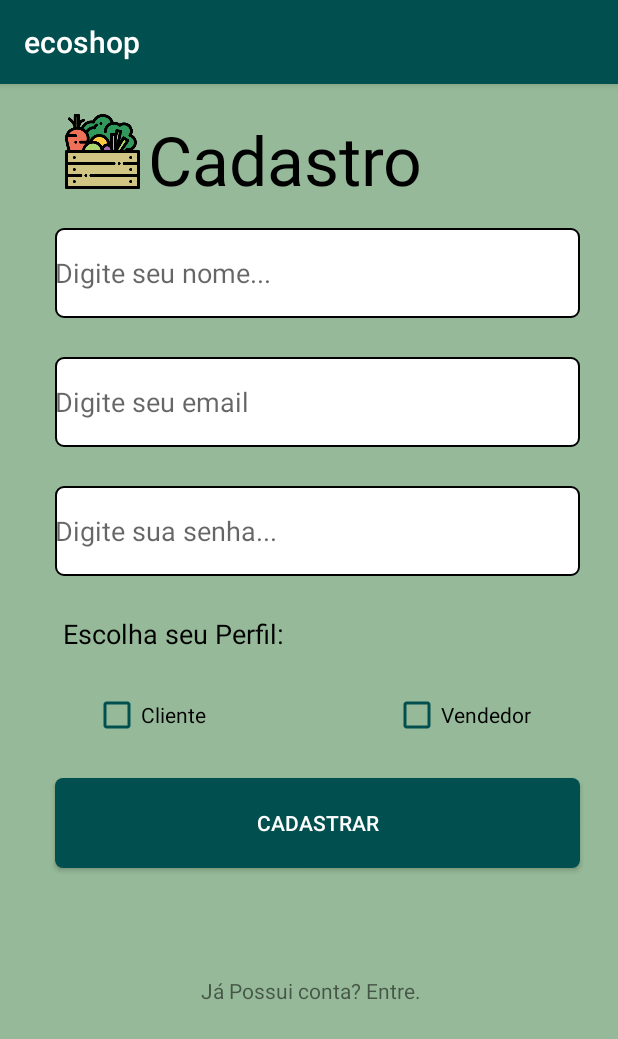
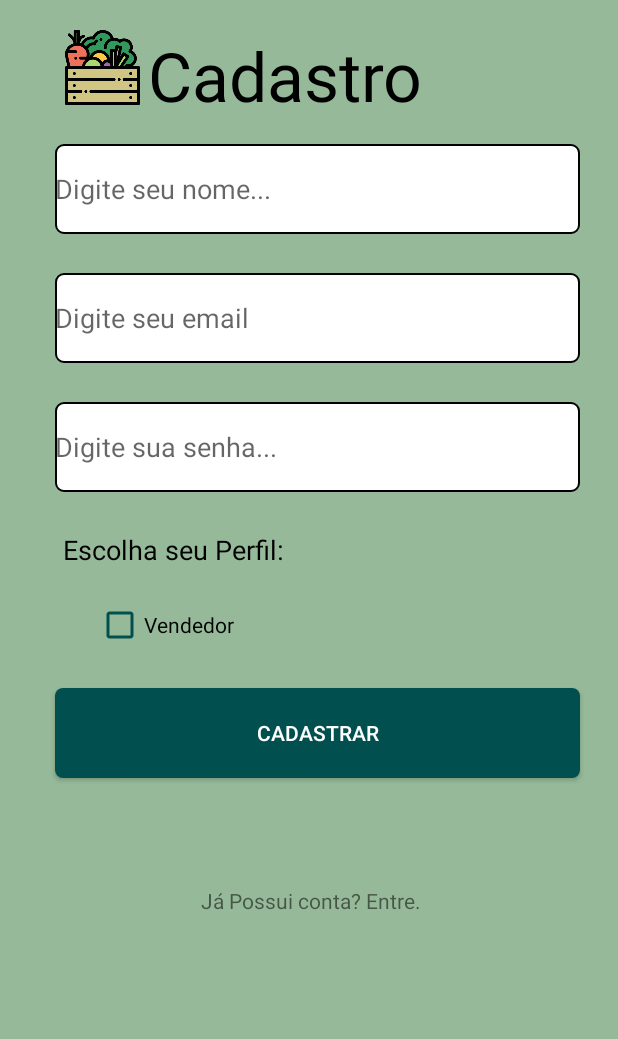
Before and after one commit to Gabs19/ecoshop, an Android app: the screen it shows after launch (SignUp), after a tap on "Não possui conta? Cadastre-se aqui.", on a phone screen of 412 x 824 dp. Shown: the top 1039 px of the screen. Run offline under Robolectric (Android 15) with nearby library versions, the phone set to English and light mode, and no system bars; our stand-ins replace Firebase (no records; nobody signed in at launch, a user with empty details on screens opened directly).

```diff
--- a/app/build.gradle
+++ b/app/build.gradle
@@ -34,12 +34,13 @@ dependencies {
     implementation 'com.android.support:appcompat-v7:28.0.0'
     implementation 'com.android.support:design:28.0.0'
     implementation 'androidx.appcompat:appcompat:1.1.0'
+    implementation 'org.jetbrains:annotations:15.0'
     testImplementation 'junit:junit:4.+'
     androidTestImplementation 'androidx.test.ext:junit:1.1.2'
     androidTestImplementation 'androidx.test.espresso:espresso-core:3.3.0'
     implementation platform('com.google.firebase:firebase-bom:28.1.0')
     implementation 'com.google.firebase:firebase-analytics'
-
-    compile('com.google.firebase:firebase-database:20.0.0')
+    implementation 'com.google.firebase:firebase-auth'
+    implementation 'com.google.firebase:firebase-database'
 
 }
--- /dev/null
+++ b/app/src/main/java/com/example/ecoshop/authentication/Conection.java
@@ -0,0 +1,49 @@
+package com.example.ecoshop.authentication;
+
+import androidx.annotation.NonNull;
+
+import com.google.firebase.auth.FirebaseAuth;
+import com.google.firebase.auth.FirebaseUser;
+
+import org.jetbrains.annotations.NotNull;
+
+public class Conection {
+
+    private static FirebaseAuth firebaseAuth;
+    private static FirebaseAuth.AuthStateListener authStateListener;
+    private static FirebaseUser firebaseUser;
+
+    private Conection () {
+
+    }
+
+    public static FirebaseAuth getFirebaseAuth(){
+        if (firebaseAuth == null) {
+            inicializarFirebaseAuth();
+        }
+        return firebaseAuth;
+    }
+
+    private static void inicializarFirebaseAuth() {
+        firebaseAuth = FirebaseAuth.getInstance();
+        authStateListener = new FirebaseAuth.AuthStateListener() {
+            @Override
+            public void onAuthStateChanged(@NonNull @NotNull FirebaseAuth firebaseAuth) {
+                FirebaseUser user = firebaseAuth.getCurrentUser();
+                if (user != null) {
+                    firebaseUser = user;
+                }
+            }
+        };
+        firebaseAuth.addAuthStateListener(authStateListener);
+    }
+
+    public static FirebaseUser getFirebaseUser(){
+        return firebaseUser;
+    }
+
+    public static void logOut() {
+        firebaseAuth.signOut();
+    }
+
+}
--- /dev/null
+++ b/app/src/main/java/com/example/ecoshop/model/Company.java
@@ -0,0 +1,4 @@
+package com.example.ecoshop.model;
+
+public class Company {
+}
--- a/app/src/main/res/layout/activity_sing_up.xml
+++ b/app/src/main/res/layout/activity_sing_up.xml
@@ -94,19 +94,6 @@
         android:text="Escolha seu Perfil:"
         android:textColor="@color/black"/>
 
-    <CheckBox
-        android:id="@+id/cliente"
-        android:layout_width="100dp"
-        android:layout_height="wrap_content"
-        android:layout_below="@+id/textView3"
-        android:layout_marginTop="26dp"
-        android:layout_marginEnd="100dp"
-        android:layout_marginRight="100dp"
-        android:layout_toStartOf="@+id/vendedor"
-        android:layout_toLeftOf="@+id/vendedor"
-        android:buttonTint="@color/dark_green"
-        android:checked="false"
-        android:text="Cliente" />
 
     <CheckBox
         android:id="@+id/vendedor"
@@ -115,13 +102,12 @@
         android:layout_below="@+id/textView3"
         android:layout_alignParentEnd="true"
         android:layout_alignParentRight="true"
-        android:layout_marginTop="26dp"
-        android:layout_marginEnd="50dp"
-        android:layout_marginRight="50dp"
+        android:layout_marginTop="22dp"
+        android:layout_marginEnd="248dp"
+        android:layout_marginRight="248dp"
         android:buttonTint="@color/dark_green"
         android:checked="false"
         android:text="Vendedor" />
-
 
     <Button
         android:id="@+id/cadastrar"
--- a/app/src/main/res/values/themes.xml
+++ b/app/src/main/res/values/themes.xml
@@ -1,6 +1,6 @@
 <resources xmlns:tools="http://schemas.android.com/tools">
     <!-- Base application theme. -->
-    <style name="Theme.Ecoshop" parent="Theme.AppCompat.Light.DarkActionBar">
+    <style name="Theme.Ecoshop" parent="Theme.AppCompat.Light.NoActionBar">
         <!-- Primary brand color. -->
         <item name="colorPrimary">@color/dark_green</item>
         <item name="colorPrimaryDark">@color/background_color_bar</item>
```
Also changed, not shown: app/src/main/java/com/example/ecoshop/SignUp.java (+38 -4 lines), app/src/main/java/com/example/ecoshop/model/User.java (+1 -8 lines).
